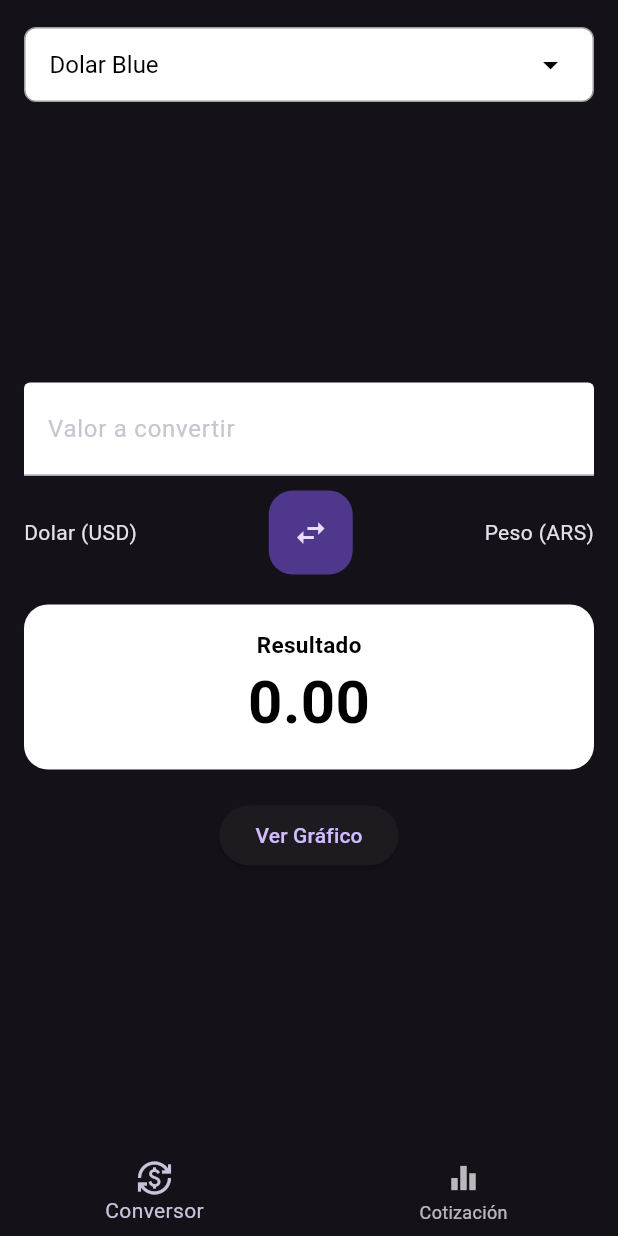
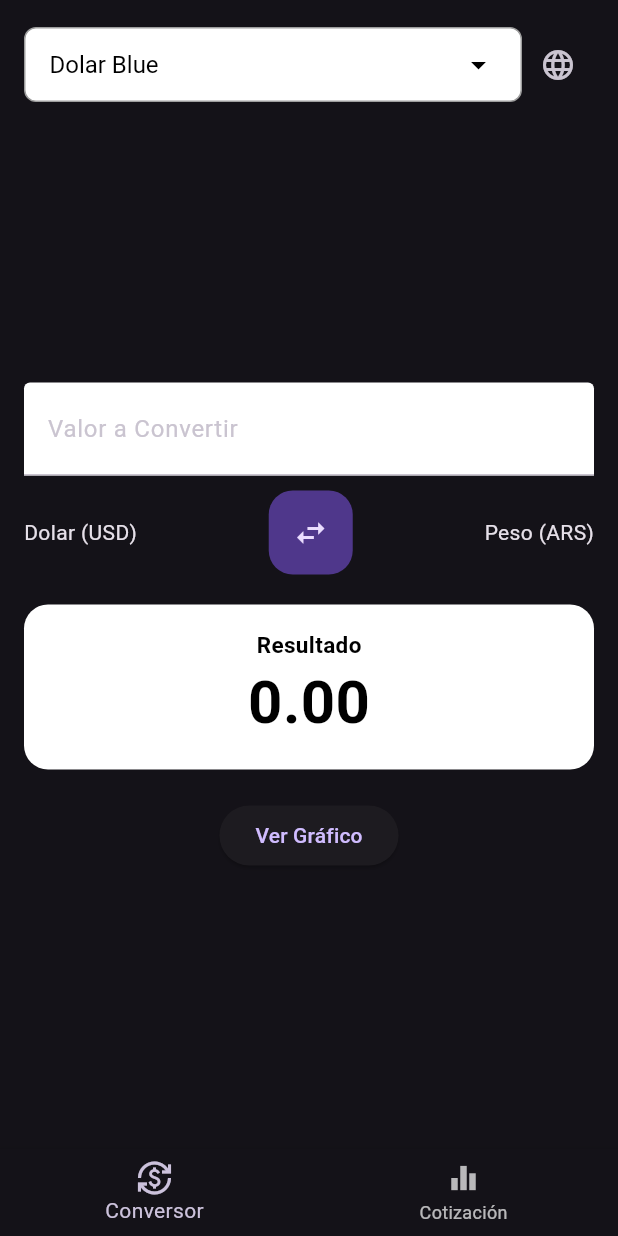
Before and after one commit to CristianAncutza/conversor, a Flutter app: the screen it shows after launch, on a phone screen of 412 x 824 dp. Run offline on Flutter 3.47's test engine with Material 3 defaults, Android fonts, the phone set to English and light mode, and no system bars; our stand-ins replace charts_flutter, get, syncfusion_flutter_datagrid; missing offline and left inert: syncfusion_flutter_core; network calls fail.

Commit message:
add language selection

```diff
--- a/lib/main.dart
+++ b/lib/main.dart
@@ -3,31 +3,46 @@ import 'package:conversorapp/pages/tabs_page.dart';
 import 'package:conversorapp/services/conversor_service.dart';
 import 'package:flutter/material.dart';
 import 'package:flutter/services.dart';
-
+import 'package:conversorapp/services/localization_service.dart';
 import 'package:provider/provider.dart';
 
-void main() => runApp(MyApp());
+void main() async {
+  WidgetsFlutterBinding.ensureInitialized();
+  LocalizationService localizationService = await LocalizationService.load('es'); // Idioma predeterminado
+
+  runApp(MyApp(localizationService: localizationService));
+}
 
 class MyApp extends StatelessWidget {
+  final LocalizationService localizationService;
+
+  MyApp({required this.localizationService});
+
   @override
   Widget build(BuildContext context) {
     SystemChrome.setSystemUIOverlayStyle(SystemUiOverlayStyle.light);
 
     return MultiProvider(
       providers: [
-        ChangeNotifierProvider(
-            // ignore: unnecessary_new
-            create: (_) => new ConvertService()),
+        ChangeNotifierProvider(create: (_) => ConvertService()),
+        Provider(create: (_) => localizationService),
       ],
-      child: MaterialApp(
-          title: 'Material App',
-          debugShowCheckedModeBanner: false,
-          home: TabsPage(),
-          theme: ThemeData.dark()
-              .copyWith(appBarTheme: AppBarTheme(color: Colors.indigo)),
-          routes: {
-          '/grafico': (context) => EvolutionChart(EvolutionChart.createSampleData(),),
+      child: Consumer<LocalizationService>(
+        builder: (context, localizationService, child) {
+          return MaterialApp(
+            title: localizationService.translate('appTitle'),
+            debugShowCheckedModeBanner: false,
+            home: TabsPage(),
+            theme: ThemeData.dark()
+                .copyWith(appBarTheme: AppBarTheme(color: Colors.indigo)),
+            routes: {
+              '/grafico': (context) => EvolutionChart(
+                EvolutionChart.createSampleData(),
+              ),
+            },
+          );
         },
-    ));
+      ),
+    );
   }
 }
--- a/lib/pages/tab2_page.dart
+++ b/lib/pages/tab2_page.dart
@@ -1,6 +1,7 @@
 import 'package:flutter/material.dart';
 import 'package:provider/provider.dart';
 import '../services/conversor_service.dart';
+import '../services/localization_service.dart';
 
 class Tab2Page extends StatefulWidget {
   @override
@@ -26,7 +27,10 @@ class _Tab2PageState extends State<Tab2Page> with AutomaticKeepAliveClientMixin
   @override
   // ignore: must_call_super
   Widget build(BuildContext context) {
+    super.build(context);
+
     final headlines = Provider.of<ConvertService>(context);
+    final localizationService = Provider.of<LocalizationService>(context);
 
     double selectedDollarRate = 0.0;
 
@@ -98,6 +102,16 @@ class _Tab2PageState extends State<Tab2Page> with AutomaticKeepAliveClientMixin
                       ),
                     ),
                   ),
+                  IconButton(
+                    icon: Icon(Icons.language),
+                    onPressed: () async {
+                      String newLocale = localizationService.locale.languageCode == 'es' ? 'en' : 'es';
+                      LocalizationService newLocalizationService = await LocalizationService.load(newLocale);
+                      setState(() {
+                        Provider.of<LocalizationService>(context, listen: false).update(newLocalizationService);
+                      });
+                    },
+                  ),
                 ],
               ),
               SizedBox(height: 20.0),
@@ -125,16 +139,16 @@ class _Tab2PageState extends State<Tab2Page> with AutomaticKeepAliveClientMixin
                             });
                           }
                         },
-                        decoration: const InputDecoration(
+                        decoration: InputDecoration(
                           filled: true,
                           fillColor: Colors.white,
-                          labelText: "Valor a convertir",
+                          labelText: localizationService.translate('valorAConvertir'), // Use the translation key here
                           labelStyle: TextStyle(
                             fontWeight: FontWeight.normal,
                             fontSize: 16.0,
                           ),
                         ),
-                        style: const TextStyle(
+                        style: TextStyle(
                           color: Colors.black,
                           fontSize: 20.0,
                           fontWeight: FontWeight.bold,
@@ -142,7 +156,7 @@ class _Tab2PageState extends State<Tab2Page> with AutomaticKeepAliveClientMixin
                         textAlign: TextAlign.center,
                         keyboardType: TextInputType.number,
                       ),
-                      const SizedBox(height: 10.0),
+                      SizedBox(height: 10.0),
                       Row(
                         mainAxisAlignment: MainAxisAlignment.spaceBetween,
                         children: [
@@ -152,13 +166,13 @@ class _Tab2PageState extends State<Tab2Page> with AutomaticKeepAliveClientMixin
                               setState(() {
                                 if (currency == "dolar") {
                                   currency = "peso";
-                                  value1 = "Peso (ARS)";
-                                  value2 = "Dolar (USD)";
+                                  value1 = localizationService.translate('pesoARS'); // Use the translation key here
+                                  value2 = localizationService.translate('dolarUSD'); // Use the translation key here
                                   result = "0.00";
                                 } else if (currency == "peso") {
                                   currency = "dolar";
-                                  value1 = "Dolar (USD)";
-                                  value2 = "Peso (ARS)";
+                                  value1 = localizationService.translate('dolarUSD'); // Use the translation key here
+                                  value2 = localizationService.translate('pesoARS'); // Use the translation key here
                                   result = "0.00";
                                 }
                               });
@@ -169,7 +183,7 @@ class _Tab2PageState extends State<Tab2Page> with AutomaticKeepAliveClientMixin
                           Text(value2),
                         ],
                       ),
-                      const SizedBox(height: 20.0),
+                      SizedBox(height: 20.0),
                       Container(
                         width: double.infinity,
                         padding: EdgeInsets.all(16.0),
@@ -179,8 +193,8 @@ class _Tab2PageState extends State<Tab2Page> with AutomaticKeepAliveClientMixin
                         ),
                         child: Column(
                           children: [
-                            const Text(
-                              "Resultado",
+                            Text(
+                              localizationService.translate('resultado'), // Use the translation key here
                               style: TextStyle(
                                 color: Colors.black,
                                 fontSize: 15.0,
@@ -189,7 +203,7 @@ class _Tab2PageState extends State<Tab2Page> with AutomaticKeepAliveClientMixin
                             ),
                             Text(
                               result,
-                              style: const TextStyle(
+                              style: TextStyle(
                                 color: Colors.black,
                                 fontSize: 40.0,
                                 fontWeight: FontWeight.bold,
@@ -198,13 +212,13 @@ class _Tab2PageState extends State<Tab2Page> with AutomaticKeepAliveClientMixin
                           ],
                         ),
                       ),
-                      const SizedBox(height: 20.0),
+                      SizedBox(height: 20.0),
                       // Botón para redirigir al gráfico
                       ElevatedButton(
                         onPressed: () {
                           Navigator.pushNamed(context, '/grafico');
                         },
-                        child: Text('Ver Gráfico'),
+                        child: Text(localizationService.translate('verGrafico')), // Use the translation key here
                       ),
                     ],
                   ),
--- /dev/null
+++ b/lib/services/localization_service.dart
@@ -0,0 +1,35 @@
+import 'dart:convert';
+import 'package:flutter/material.dart';
+import 'package:flutter/services.dart' show rootBundle;
+
+class LocalizationService {
+  Locale _locale;
+  Map<String, String> _localizedStrings;
+
+  LocalizationService(this._locale, this._localizedStrings);
+
+  String translate(String key) => _localizedStrings[key] ?? key;
+
+  Locale get locale => _locale;
+
+  static Future<LocalizationService> load(String localeCode) async {
+    Locale locale = Locale(localeCode);
+    String jsonContent = await rootBundle.loadString('assets/lang/$localeCode.json');
+    Map<String, dynamic> jsonMap = json.decode(jsonContent);
+
+    // Extracción de las traducciones específicas de la pestaña "tab2"
+    Map<String, String> localizedStrings = {};
+    if (jsonMap.containsKey('tabs') && jsonMap['tabs'].containsKey('tab2')) {
+      jsonMap['tabs']['tab2'].forEach((key, value) {
+        localizedStrings[key] = value.toString();
+      });
+    }
+
+    return LocalizationService(locale, localizedStrings);
+  }
+
+  void update(LocalizationService newService) {
+    _locale = newService._locale;
+    _localizedStrings = newService._localizedStrings;
+  }
+}
--- a/pubspec.yaml
+++ b/pubspec.yaml
@@ -73,6 +73,8 @@ flutter:
   # To add assets to your application, add an assets section, like this:
   assets:
     - assets/img/
+    - assets/lang/en.json
+    - assets/lang/es.json
   #   - images/a_dot_ham.jpeg
 
   # An image asset can refer to one or more resolution-specific "variants", see
```
Also changed, not shown: assets/lang/en.json (added, +24 -0 lines), assets/lang/es.json (added, +17 -0 lines), 1 other file.
